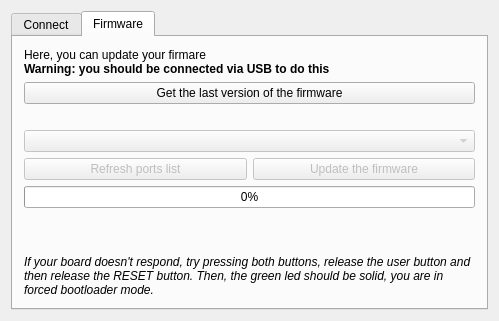
The window that MainWindow.ui (Rhoban/MetabotManager) describes before a commit, drawn with Qt 5.
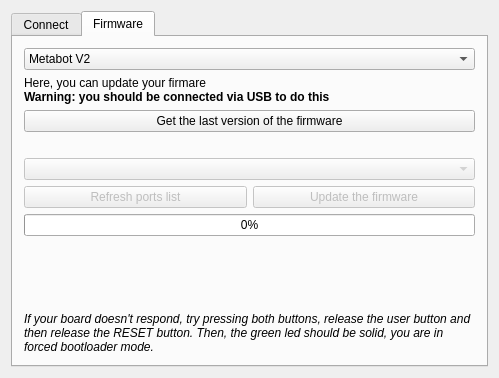
The same window after the commit. The open tabs and pages were chosen to show the change. Icons and pictures are not drawn.

Commit message: Default to connect tab

What changed in the file:
```diff
--- a/MainWindow.ui
+++ b/MainWindow.ui
@@ -7,7 +7,7 @@
     <x>0</x>
     <y>0</y>
     <width>499</width>
-    <height>321</height>
+    <height>378</height>
    </rect>
   </property>
   <property name="sizePolicy">
@@ -172,6 +172,20 @@
         <string>Firmware</string>
        </attribute>
        <layout class="QVBoxLayout" name="verticalLayout_3">
+        <item>
+         <widget class="QComboBox" name="robotChoice">
+          <item>
+           <property name="text">
+            <string>Metabot V2</string>
+           </property>
+          </item>
+          <item>
+           <property name="text">
+            <string>Metabot V1</string>
+           </property>
+          </item>
+         </widget>
+        </item>
         <item>
          <widget class="QLabel" name="label_4">
           <property name="text">
```
